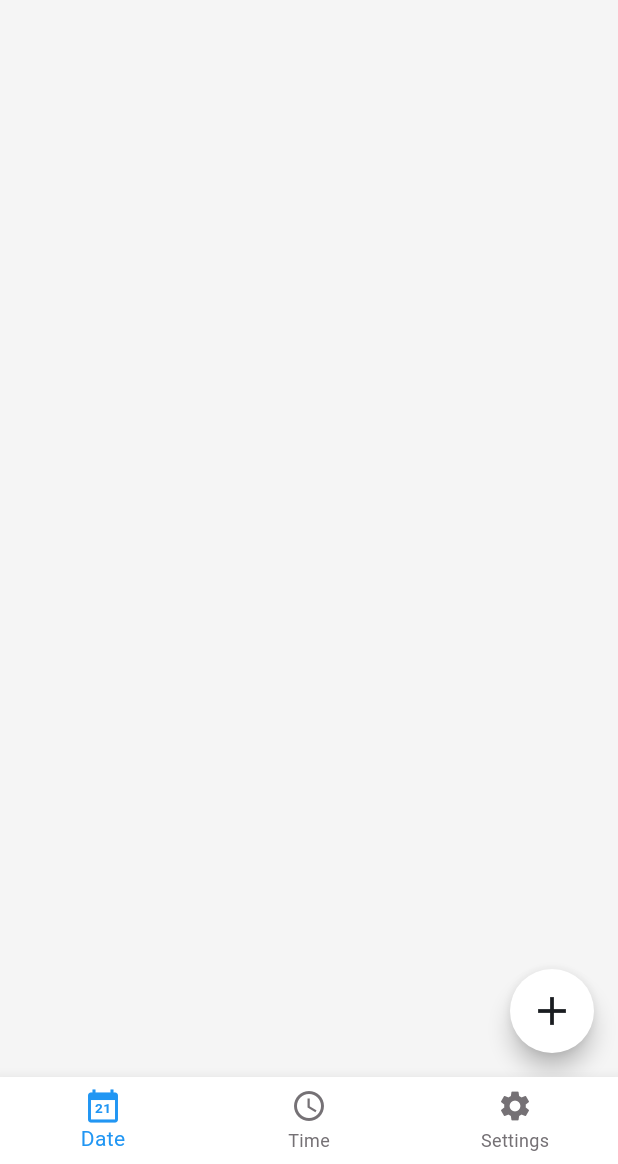
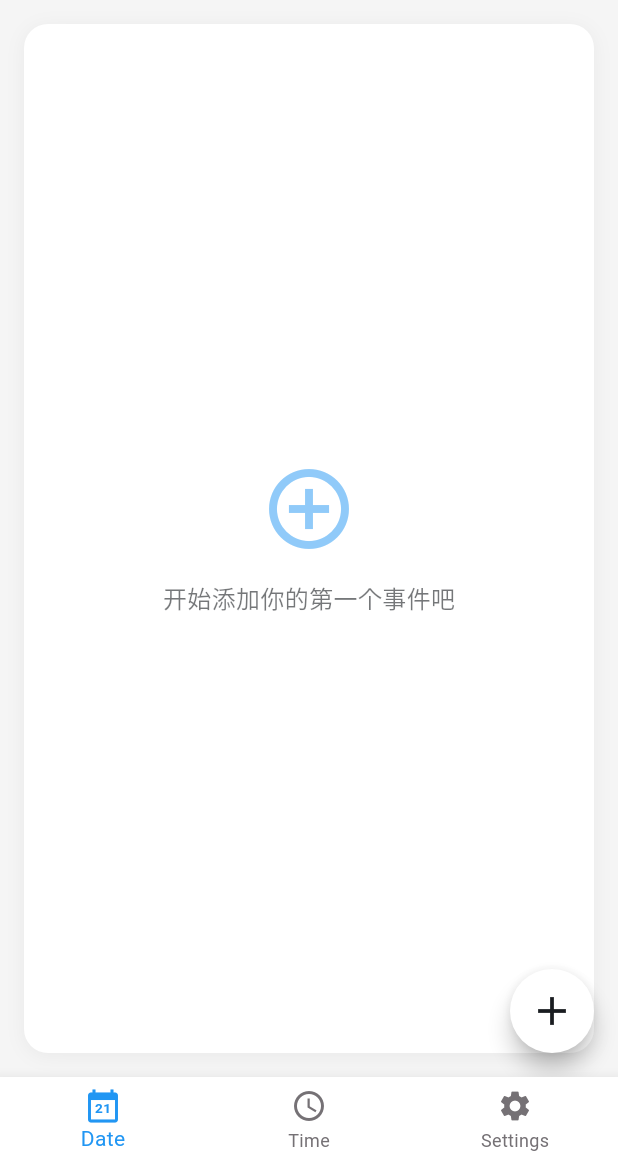
Before and after one commit to Airlur/remind_me, a Flutter app: the screen it shows after launch, on a phone screen of 412 x 824 dp, the part 72-1236 px from its top. Run offline on Flutter 3.47's test engine with Material 3 defaults, Android fonts, the phone set to English and light mode, and no system bars; our stand-ins replace equatable, flutter_bloc, flutter_slidable, get_it, hive, hive_flutter and 2 more; missing offline and left inert: lunar; accounts and stored records are empty.

Commit message:
feat：新增空状态提示，以及修复排序规则仅改变排序方式，不影响选择的分类

```diff
--- a/lib/blocs/event/event_bloc.dart
+++ b/lib/blocs/event/event_bloc.dart
@@ -200,7 +200,7 @@ class EventBloc extends HydratedBloc<EventEvent, EventState> {
     emit(state.copyWith(
       sortType: event.sortType ?? state.sortType,
       sortOrder: event.sortOrder ?? state.sortOrder,
-      selectedCategory: event.selectedCategory,
+      selectedCategory: event.selectedCategory ?? state.selectedCategory,
     ));
   }
 
--- /dev/null
+++ b/lib/views/pages/date/components/empty_state.dart
@@ -0,0 +1,52 @@
+import 'package:flutter/material.dart';
+
+class EmptyState extends StatelessWidget {
+  final String? message;
+  final IconData? icon;
+  final Color? iconColor;
+
+  const EmptyState({
+    super.key,
+    this.message,
+    this.icon,
+    this.iconColor,
+  });
+
+  @override
+  Widget build(BuildContext context) {
+    return Container(
+      margin: const EdgeInsets.all(16),
+      padding: const EdgeInsets.symmetric(vertical: 32),
+      decoration: BoxDecoration(
+        color: Theme.of(context).colorScheme.surface,
+        borderRadius: BorderRadius.circular(16),
+        boxShadow: [
+          BoxShadow(
+            color: Theme.of(context).shadowColor.withOpacity(0.05),
+            blurRadius: 10,
+            offset: const Offset(0, 2),
+          ),
+        ],
+      ),
+      child: Column(
+        mainAxisSize: MainAxisSize.min,
+        mainAxisAlignment: MainAxisAlignment.center,
+        children: [
+          Icon(
+            icon ?? Icons.event_busy,
+            size: 64,
+            color: iconColor ?? Theme.of(context).colorScheme.primary.withOpacity(0.5),
+          ),
+          const SizedBox(height: 16),
+          Text(
+            message ?? '暂无事件',
+            style: TextStyle(
+              fontSize: 16,
+              color: Theme.of(context).colorScheme.onSurface.withOpacity(0.6),
+            ),
+          ),
+        ],
+      ),
+    );
+  }
+}
--- a/lib/views/pages/date/date_page.dart
+++ b/lib/views/pages/date/date_page.dart
@@ -13,9 +13,13 @@ import 'dart:async';
 import 'package:remind_me/views/pages/date/components/custom_page_view.dart';
 import 'package:remind_me/views/pages/date/components/sort_dialog.dart';
 import 'package:remind_me/theme/app_colors.dart';
+import 'package:remind_me/views/pages/date/components/empty_state.dart';
 
 class DatePage extends StatelessWidget {
   const DatePage({super.key});
+
+  static bool countdownFilter(Event event) => event.isCountdown;
+  static bool countupFilter(Event event) => !event.isCountdown;
 
   @override
   Widget build(BuildContext context) {
@@ -137,12 +141,12 @@ class DatePage extends StatelessWidget {
             ),
           ),
         ),
-        body: TabBarView(
+        body: const TabBarView(
           children: [
-            const _EventList(filter: null),  // 全部
-            _EventList(filter: (event) => event.isCountdown),  // 倒数日
-            _EventList(filter: (event) => !event.isCountdown), // 正数日
-            const CalendarPage(),
+            _EventList(filter: null),  // 全部
+            _EventList(filter: countdownFilter),  // 倒数日
+            _EventList(filter: countupFilter),   // 正数日
+            CalendarPage(),
           ],
         ),
         floatingActionButtonLocation: FloatingActionButtonLocation.endFloat,
@@ -310,6 +314,44 @@ class _EventListState extends State<_EventList> with AutomaticKeepAliveClientMix
     return events.where(widget.filter!).toList();
   }
 
+  String _getEmptyMessage(EventState state) {
+    if (state.selectedCategory != null) {
+      return '【${state.selectedCategory}】分类下暂无${widget.filter == DatePage.countdownFilter ? '倒数日' : widget.filter == DatePage.countupFilter ? '正数日' : '事件'}';
+    }
+    return widget.filter == DatePage.countdownFilter
+        ? '暂无倒数日'
+        : widget.filter == DatePage.countupFilter
+            ? '暂无正数日'
+            : '开始添加你的第一个事件吧';
+  }
+
+  IconData _getEmptyIcon(EventState state) {
+    if (state.selectedCategory != null) {
+      // 从分类列表中查找对应的分类
+      try {
+        final category = state.categories.firstWhere(
+          (c) => c.name == state.selectedCategory
+        );
+        // 如果该分类有图标，则使用分类的图标
+        if (category.iconName != null) {
+          return IconData(
+            int.parse(category.iconName!),
+            fontFamily: 'MaterialIcons'
+          );
+        }
+      } catch (_) {}
+      // 如果找不到分类或分类没有图标，使用默认图标
+      return Icons.folder_outlined;
+    }
+
+    // 非分类情况的图标保持不变
+    return widget.filter == DatePage.countdownFilter
+        ? Icons.timer
+        : widget.filter == DatePage.countupFilter
+            ? Icons.event_available
+            : Icons.add_circle_outline;
+  }
+
   @override
   Widget build(BuildContext context) {
     super.build(context);  // 必须调用
@@ -326,6 +368,13 @@ class _EventListState extends State<_EventList> with AutomaticKeepAliveClientMix
 
         // 过滤未置顶的事件，使用 sortedEvents 排序
         final filteredEvents = _filterEvents(state.sortedEvents);
+
+        if (filteredEvents.isEmpty) {
+          return EmptyState(
+            message: _getEmptyMessage(state),
+            icon: _getEmptyIcon(state),
+          );
+        }
 
         return Column(
           children: [
@@ -399,4 +448,9 @@ class _EventListState extends State<_EventList> with AutomaticKeepAliveClientMix
       ),
     );
   }
+
+  String _getFilterName() {
+    if (widget.filter == null) return '事件';
+    return widget.filter == DatePage.countdownFilter ? '倒数日' : '正数日';
+  }
 }
```
Also changed, not shown: lib/views/pages/date/components/sort_dialog.dart (+6 -2 lines).
